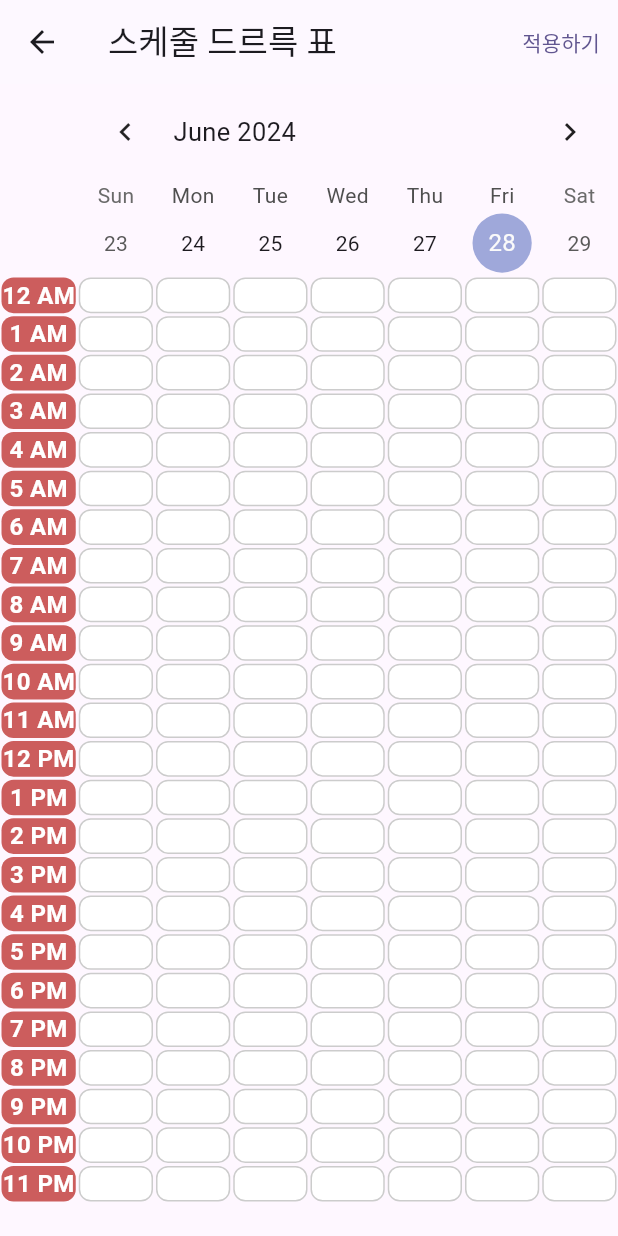
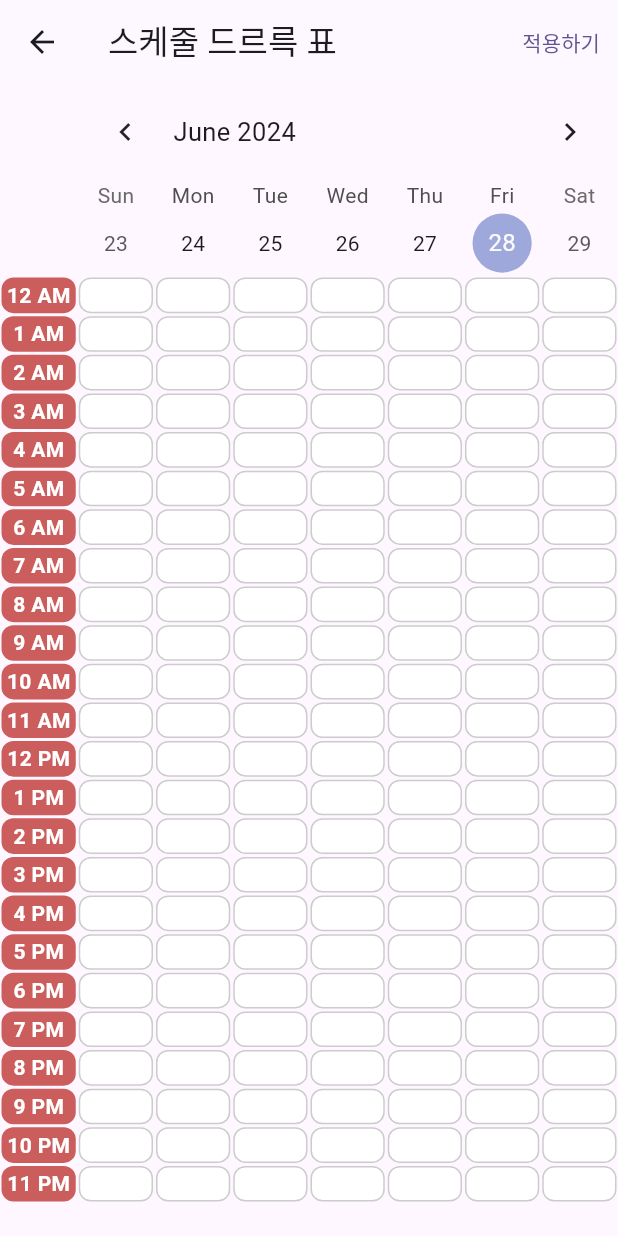
Before and after one commit to sjml2002/promiseScheduling, a Flutter app: the OneTimeScheduleScreen screen opened directly with empty values, on a phone screen of 412 x 824 dp. Run offline on Flutter 3.47's test engine with Material 3 defaults, Android fonts, the phone set to English and light mode, and no system bars; drawn by our look-alikes of table_calendar; our stand-ins replace animated_bottom_navigation_bar, cloud_firestore, firebase_auth, firebase_core, firebase_storage, flutter_riverpod and 1 more; missing offline and left inert: top_modal_sheet; accounts and stored records are empty.

```diff
--- a/lib/screens/one_time_schdule_detail_screen.dart
+++ b/lib/screens/one_time_schdule_detail_screen.dart
@@ -266,14 +266,14 @@ class _OneTimeScheduleScreenState extends State<OneTimeScheduleScreen> {
                   return Container(
                     margin: const EdgeInsets.all(1.0),
                     decoration: BoxDecoration(
-                      color: Color.fromARGB(255, 204, 93, 93),
+                      color: const Color.fromARGB(255, 204, 93, 93),
                       borderRadius: BorderRadius.circular(8.0),
                     ),
                     child: Center(
                       child: Text(
                         _timesOfDay[rowIndex],
                         style: const TextStyle(
-                            fontSize: 16,
+                            fontSize: 14,
                             fontWeight: FontWeight.bold,
                             color: Colors.white),
                       ),
```
Lines whose indentation alone changed are shown as unchanged.
